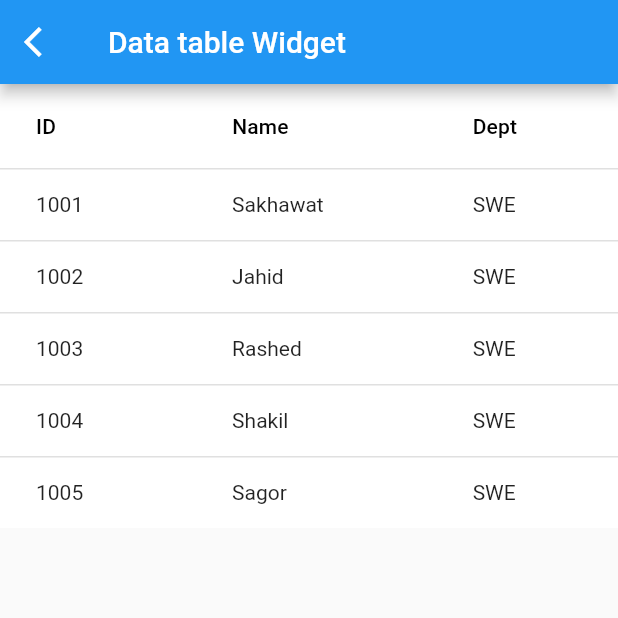
After one commit to shakiz/flutter_top_widgets, a Flutter app: the DataTableWidget screen opened directly, on a phone screen of 412 x 824 dp, the top half of it. The commit adds this screen. Run offline on Flutter 3.47's test engine with Material 2 defaults, Android fonts, the light colour scheme and no system bars.

Commit message:
scrollListener, bottom nav and dataTable

```diff
--- /dev/null
+++ b/lib/table_widget/data_table_widget.dart
@@ -0,0 +1,66 @@
+import 'package:flutter/cupertino.dart';
+import 'package:flutter/material.dart';
+
+class DataTableWidget extends StatefulWidget {
+  const DataTableWidget({Key? key}) : super(key: key);
+
+  @override
+  _DataTableWidgetState createState() => _DataTableWidgetState();
+}
+
+class _DataTableWidgetState extends State<DataTableWidget> {
+  @override
+  Widget build(BuildContext context) {
+    return Scaffold(
+      appBar: AppBar(
+        title: const Text("Data table Widget"),
+        leading: Builder(
+          builder: (context) => InkWell(
+            onTap: () {
+              Navigator.of(context).pop();
+            },
+            child: const Icon(Icons.arrow_back_ios),
+          ),
+        ),
+      ),
+      body: Container(
+        width: MediaQuery.of(context).size.width,
+        color: Colors.white,
+        child: DataTable(
+          columns: const [
+            DataColumn(label: Text("ID")),
+            DataColumn(label: Text("Name")),
+            DataColumn(label: Text("Dept")),
+          ],
+          rows: const [
+            DataRow(cells: [
+              DataCell(Text("1001")),
+              DataCell(Text("Sakhawat")),
+              DataCell(Text("SWE")),
+            ]),
+            DataRow(cells: [
+              DataCell(Text("1002")),
+              DataCell(Text("Jahid")),
+              DataCell(Text("SWE")),
+            ]),
+            DataRow(cells: [
+              DataCell(Text("1003")),
+              DataCell(Text("Rashed")),
+              DataCell(Text("SWE")),
+            ]),
+            DataRow(cells: [
+              DataCell(Text("1004")),
+              DataCell(Text("Shakil")),
+              DataCell(Text("SWE")),
+            ]),
+            DataRow(cells: [
+              DataCell(Text("1005")),
+              DataCell(Text("Sagor")),
+              DataCell(Text("SWE")),
+            ])
+          ],
+        ),
+      ),
+    );
+  }
+}
```
Also changed, not shown: lib/navigation_widgets/bottom_navigation_widget.dart (+5 -2 lines), lib/scroll_listener_widget/scroll_listener_widget.dart (added, +77 -0 lines).
